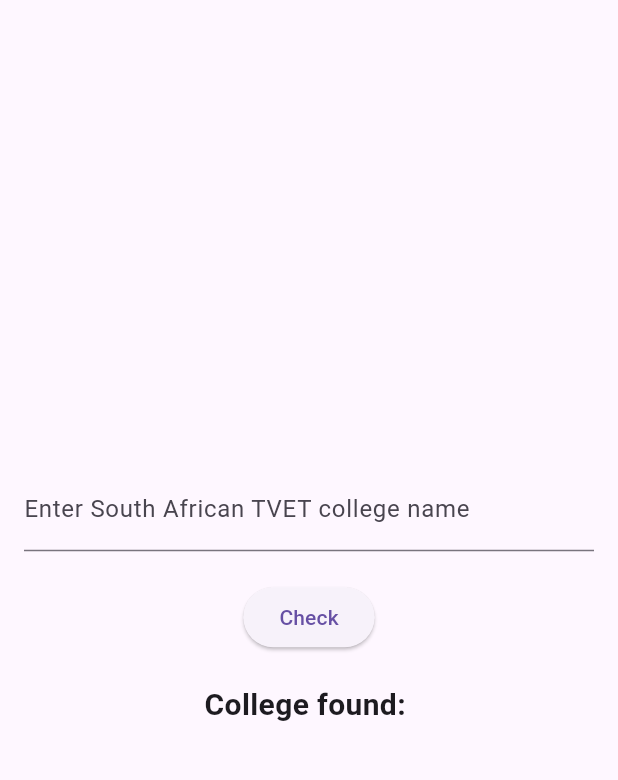
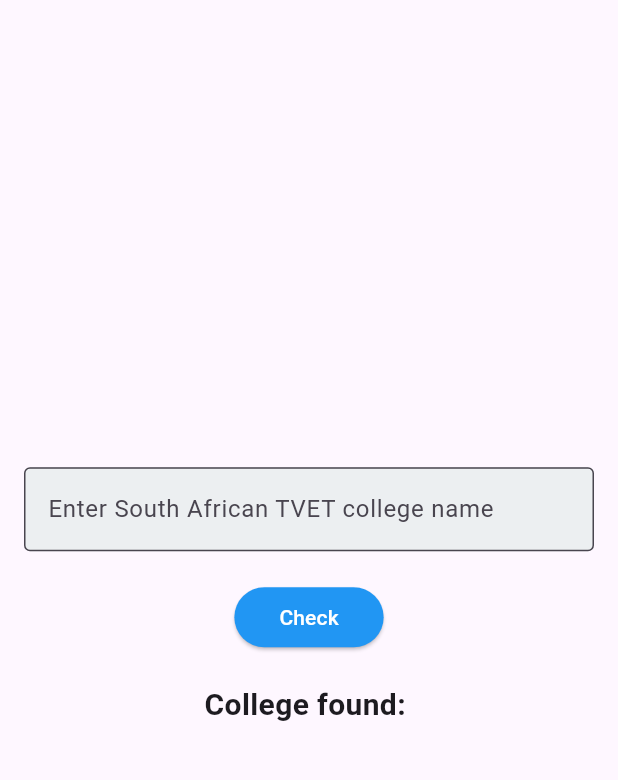
Before and after one commit to ThembaniBliss/tvets_collegechecker, a Flutter app: the screen it shows after launch, after a tap on "Check", on a phone screen of 412 x 824 dp, the part 63-843 px from its top. Run offline on Flutter 3.47's test engine with Material 3 defaults, Android fonts, the light colour scheme and no system bars; our stand-ins replace flutter_dotenv, supabase; accounts and stored records are empty.

Commit message:
added styling

```diff
--- a/tvets_collegechecker/analysis_options.yaml
+++ b/tvets_collegechecker/analysis_options.yaml
@@ -13,6 +13,7 @@ analyzer:
   errors:
     avoid_print: ignore
     library_private_types_in_public_api: ignore
+    unnecessary_cast: ignore
     unused_import: ignore
 
 linter:
--- a/tvets_collegechecker/lib/main.dart
+++ b/tvets_collegechecker/lib/main.dart
@@ -1,4 +1,4 @@
-// ignore_for_file: use_key_in_widget_constructors, duplicate_ignore, unnecessary_cast
+// ignore_for_file: use_key_in_widget_constructors, duplicate_ignore, sort_child_properties_last
 
 import 'package:flutter/material.dart';
 import 'package:flutter_dotenv/flutter_dotenv.dart';
@@ -6,7 +6,7 @@ import 'package:supabase/supabase.dart';
 
 void main() async {
   WidgetsFlutterBinding.ensureInitialized();
-  await dotenv.load(fileName: ".env");
+  await dotenv.load(fileName: "assets/.env");
 
   final supabaseUrl = dotenv.env['SUPABASE_URL'];
   final supabaseAnonKey = dotenv.env['SUPABASE_ANON_KEY'];
@@ -16,24 +16,21 @@ void main() async {
   }
 
   SupabaseClient supabaseClient = SupabaseClient(supabaseUrl, supabaseAnonKey);
-
   runApp(MyApp(supabaseClient: supabaseClient));
 }
 
 class MyApp extends StatelessWidget {
   final SupabaseClient supabaseClient;
 
-  // ignore: use_key_in_widget_constructors
   const MyApp({required this.supabaseClient});
 
   @override
   Widget build(BuildContext context) {
     return MaterialApp(
       title: 'TVET College Checker',
-      theme: ThemeData(
-        primarySwatch: Colors.blue,
-      ),
+      theme: ThemeData(primarySwatch: Colors.blue),
       home: CollegeCheckerScreen(supabaseClient: supabaseClient),
+      debugShowCheckedModeBanner: false, // Removes the debug banner
     );
   }
 }
@@ -41,6 +38,7 @@ class MyApp extends StatelessWidget {
 class CollegeCheckerScreen extends StatefulWidget {
   final SupabaseClient supabaseClient;
 
+  // ignore: use_key_in_widget_constructors
   const CollegeCheckerScreen({required this.supabaseClient});
 
   @override
@@ -89,14 +87,24 @@ class _CollegeCheckerScreenState extends State<CollegeCheckerScreen> {
           children: [
             TextField(
               controller: _controller,
-              decoration: const InputDecoration(
+              decoration: InputDecoration(
                 labelText: 'Enter South African TVET college name',
+                border:
+                    const OutlineInputBorder(), // Adds border to the TextField
+                fillColor: Colors.blueGrey[50],
+                filled: true,
               ),
             ),
             const SizedBox(height: 20),
             ElevatedButton(
               onPressed: () => checkCollege(_controller.text),
               child: const Text('Check'),
+              style: ElevatedButton.styleFrom(
+                foregroundColor: Colors.white,
+                backgroundColor: Colors.blue, // Text color
+                padding:
+                    const EdgeInsets.symmetric(horizontal: 30, vertical: 10),
+              ),
             ),
             const SizedBox(height: 20),
             Text(
```
